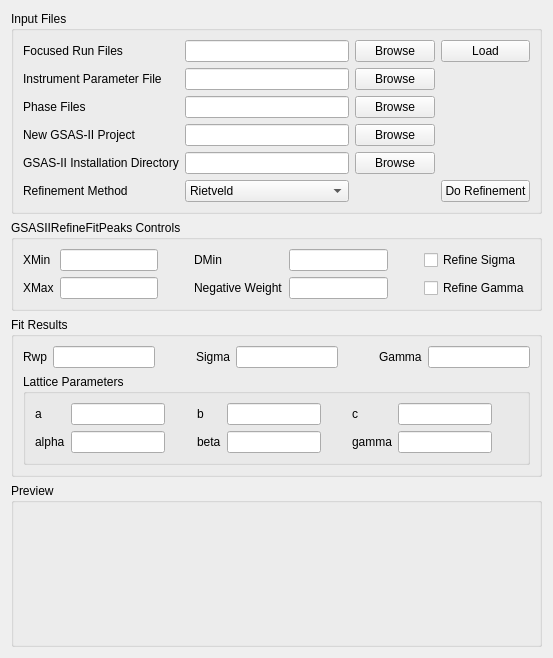
This is qt/scientific_interfaces/EnggDiffraction/EnggDiffractionQtTabGSAS.ui in mantidproject/mantid as Qt 5 draws it before an edit. The edited form follows.
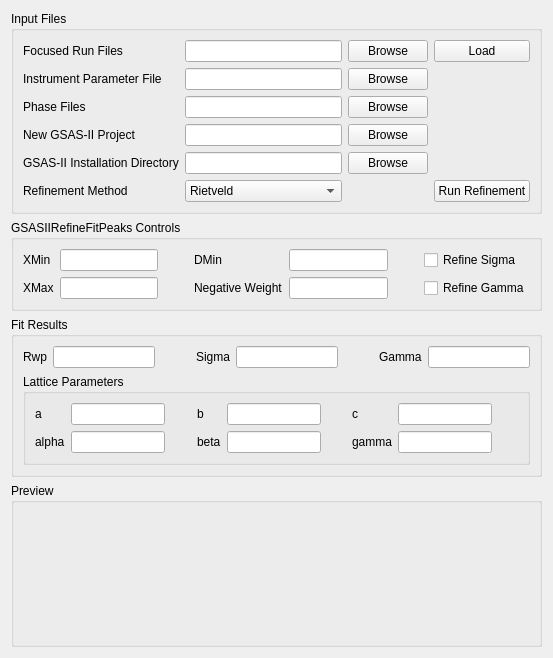
This is the edited form.

Commit message: Re #15552 Change button text to 'Run Refinement'

```diff
--- a/qt/scientific_interfaces/EnggDiffraction/EnggDiffractionQtTabGSAS.ui
+++ b/qt/scientific_interfaces/EnggDiffraction/EnggDiffractionQtTabGSAS.ui
@@ -156,7 +156,7 @@
       <item row="5" column="3">
        <widget class="QPushButton" name="pushButton_doRefinement">
         <property name="text">
-         <string>Do Refinement</string>
+         <string>Run Refinement</string>
         </property>
        </widget>
       </item>
```
